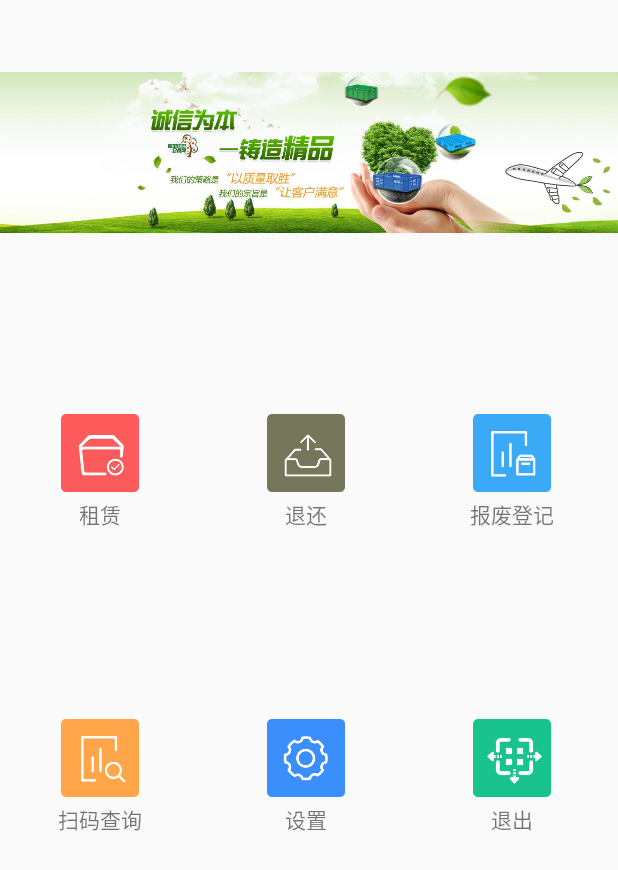
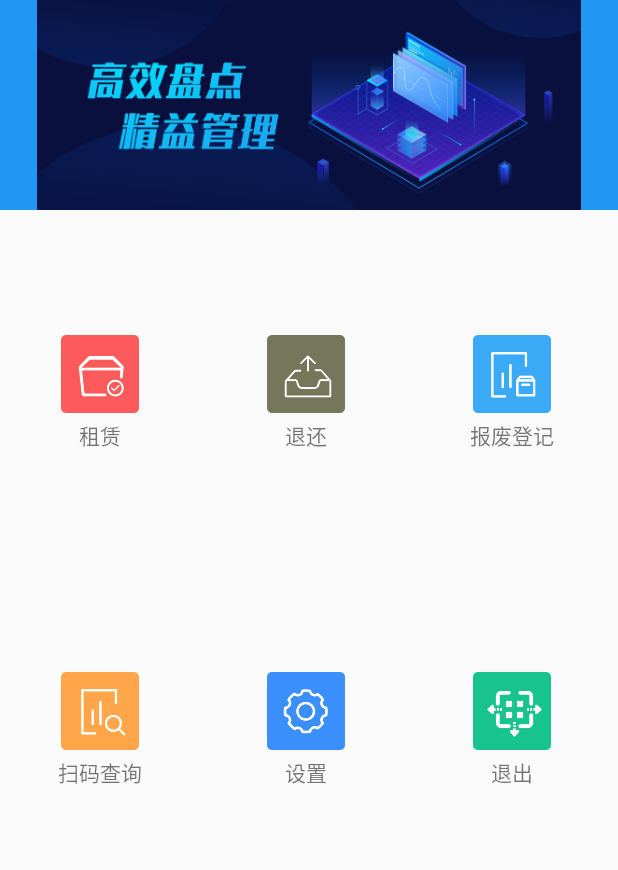
Before and after one commit to GitYeJiaWei/TurnoverBox, an Android app: the layout home_layout.xml on its own in the app's theme, with its tools: preview values and no code run, on a phone screen of 412 x 824 dp. Shown: the top 870 px of the screen. Run offline under Robolectric (Android 15) with nearby library versions, the light colour scheme and no system bars.

Commit message:
周转箱

```diff
--- a/app/src/main/java/com/city/trash/common/http/BaseUrlInterceptor.java
+++ b/app/src/main/java/com/city/trash/common/http/BaseUrlInterceptor.java
@@ -23,7 +23,8 @@ public class BaseUrlInterceptor implements Interceptor {
         String host = ACache.get(AppApplication.getApplication()).getAsString("host");
         String token = ACache.get(AppApplication.getApplication()).getAsString("token");
         if (ip == null) {
-            ip = "192.168.66.3";
+            //ip = "192.168.66.3";
+            ip = "mall.ioter-e.com";
         }
         if (host == null){
             host = "8112";
--- a/app/src/main/java/com/city/trash/data/http/ApiService.java
+++ b/app/src/main/java/com/city/trash/data/http/ApiService.java
@@ -22,7 +22,8 @@ import retrofit2.http.QueryMap;
 
 public interface ApiService
 {
-    String BASE_URL = "http://192.168.66.3:8112/";
+    //String BASE_URL = "http://192.168.66.3:8112/";
+    String BASE_URL = "http://mall.ioter-e.com:8112/";
 
     //token为方法名，基类中不能加入方法名
     @FormUrlEncoded
--- a/app/src/main/java/com/city/trash/ui/activity/InformActivity.java
+++ b/app/src/main/java/com/city/trash/ui/activity/InformActivity.java
@@ -38,7 +38,8 @@ public class InformActivity extends BaseActivity {
         String ip = ACache.get(AppApplication.getApplication()).getAsString("ip");
         String host = ACache.get(AppApplication.getApplication()).getAsString("host");
         if (ip == null) {
-            ip = "192.168.66.3";
+            //ip = "192.168.66.3";
+            ip = "mall.ioter-e.com";
         }
         if (host == null){
             host = "8112";
--- a/app/src/main/java/com/city/trash/ui/activity/LeaseActivity.java
+++ b/app/src/main/java/com/city/trash/ui/activity/LeaseActivity.java
@@ -87,7 +87,7 @@ public class LeaseActivity extends BaseActivity<CreatRentPresenter> implements C
             finish();
         }
 
-        AppApplication.mReader.setPower(20);
+        AppApplication.mReader.setPower(30);
         setTitle("扫描出库");
         linLease.setVisibility(View.GONE);
         hashMap.clear();
@@ -116,6 +116,9 @@ public class LeaseActivity extends BaseActivity<CreatRentPresenter> implements C
              type = baseBean.getData().get(i).getProductTypeId();
              name = baseBean.getData().get(i).getProductTypeName();
              money1 = baseBean.getData().get(i).getDeposit();
+            if (baseEpc._EPC.length()<=type.length()+1){
+                return;
+            }
             if (type.equals(baseEpc._EPC.substring(0,type.length()))){
 
                 EPC epc = new EPC();
--- a/app/src/main/java/com/city/trash/ui/activity/PickActivity.java
+++ b/app/src/main/java/com/city/trash/ui/activity/PickActivity.java
@@ -73,7 +73,7 @@ public class PickActivity extends BaseActivity<CreateDamagePresenter> implements
     public void init() {
         setTitle("报废登记");
         linLease.setVisibility(View.GONE);
-        AppApplication.mReader.setPower(20);
+        AppApplication.mReader.setPower(30);
         hashMap.clear();
         map.clear();
         leaseScanadapter = new LeaseScanadapter(this, "pick");
@@ -106,6 +106,9 @@ public class PickActivity extends BaseActivity<CreateDamagePresenter> implements
         for (int i = 0; i < baseBean.getData().size(); i++) {
             type = baseBean.getData().get(i).getProductTypeId();
             name = baseBean.getData().get(i).getProductTypeName();
+            if (baseEpc._EPC.length()<=type.length()+1){
+                return;
+            }
             if (type.equals(baseEpc._EPC.substring(0,type.length()))){
                 EPC epc = new EPC();
                 epc.setData1(baseEpc._EPC);
--- a/app/src/main/java/com/city/trash/ui/activity/ReturnActivity.java
+++ b/app/src/main/java/com/city/trash/ui/activity/ReturnActivity.java
@@ -81,6 +81,9 @@ public class ReturnActivity extends BaseActivity<ReturnPresenter> implements Ret
         for (int i = 0; i < baseBean.getData().size(); i++) {
             type = baseBean.getData().get(i).getProductTypeId();
             name = baseBean.getData().get(i).getProductTypeName();
+            if (baseEpc._EPC.length()<=type.length()+1){
+                return;
+            }
             if (type.equals(baseEpc._EPC.substring(0,type.length()))){
                 EPC epc = new EPC();
                 epc.setData1(baseEpc._EPC);
@@ -126,7 +129,7 @@ public class ReturnActivity extends BaseActivity<ReturnPresenter> implements Ret
             return;
         }
 
-        AppApplication.mReader.setPower(20);
+        AppApplication.mReader.setPower(30);
         setTitle("扫描入库");
         linLease.setVisibility(View.GONE);
         hashMap.clear();
--- a/app/src/main/res/layout/home_layout.xml
+++ b/app/src/main/res/layout/home_layout.xml
@@ -3,25 +3,27 @@
 <LinearLayout xmlns:android="http://schemas.android.com/apk/res/android"
     android:layout_width="match_parent"
     android:layout_height="match_parent"
+    android:orientation="vertical"
     >
+
+    <LinearLayout
+        android:layout_width="match_parent"
+        android:layout_height="140dp"
+        android:background="@color/md_blue_500"
+        >
+
+        <ImageView
+            android:layout_width="match_parent"
+            android:layout_height="match_parent"
+            android:src="@mipmap/group3" />
+
+    </LinearLayout>
 
     <LinearLayout
         android:layout_width="match_parent"
         android:layout_height="match_parent"
         android:orientation="vertical"
-        android:weightSum="4">
-
-        <LinearLayout
-            android:layout_width="match_parent"
-            android:layout_height="0dp"
-            android:layout_weight="1">
-
-            <ImageView
-                android:layout_width="match_parent"
-                android:layout_height="match_parent"
-                android:src="@mipmap/timg" />
-
-        </LinearLayout>
+        android:weightSum="3">
 
         <LinearLayout
             android:layout_width="match_parent"
```
Also changed, not shown: 1 other file.
